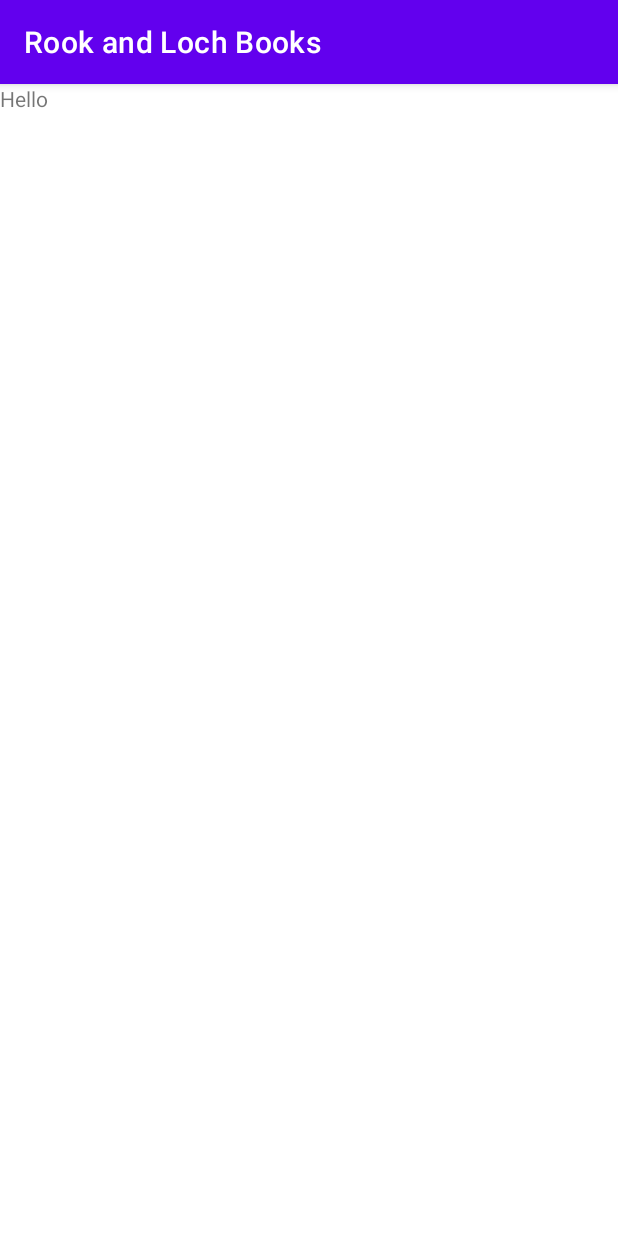
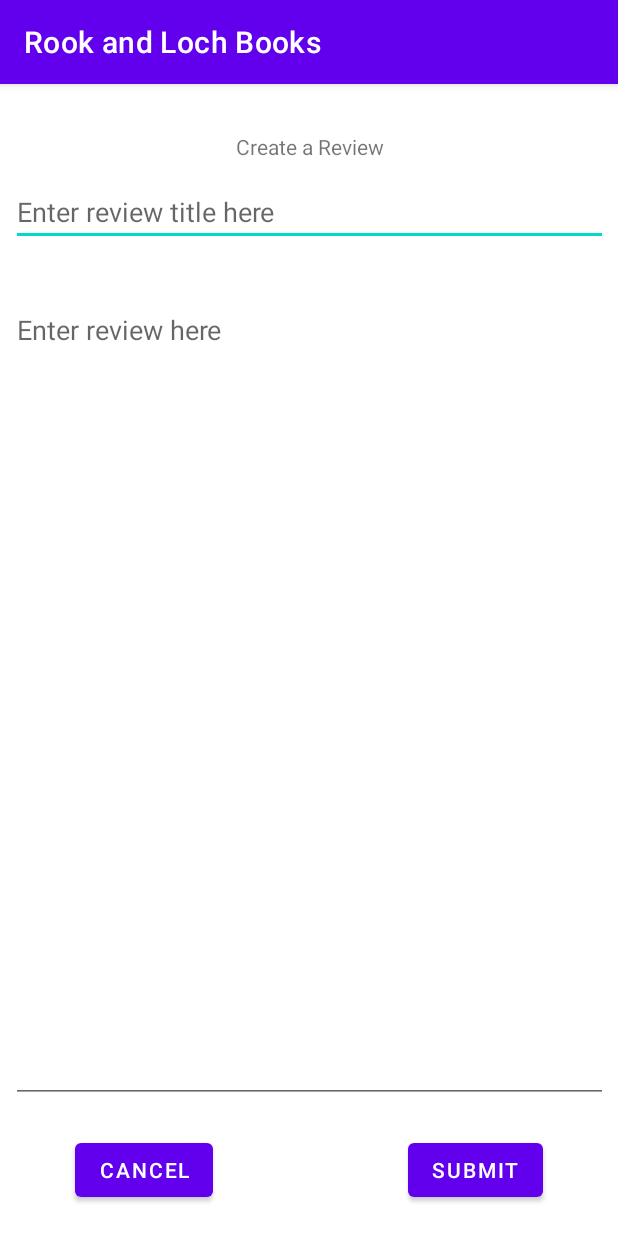
Before and after one commit to BCDross/ISIT322-GroupProject, an Android app: the fragment CreateReviewFragment shown on its own in the app's theme, on a phone screen of 412 x 824 dp. Run offline under Robolectric (Android 15) with nearby library versions, the phone set to English and light mode, and no system bars.

Commit message:
Added UI elements for Review page.

```diff
--- a/RookandLochBooks/app/src/main/res/layout/fragment_create_review.xml
+++ b/RookandLochBooks/app/src/main/res/layout/fragment_create_review.xml
@@ -1,13 +1,80 @@
 <?xml version="1.0" encoding="utf-8"?>
 <FrameLayout xmlns:android="http://schemas.android.com/apk/res/android"
+    xmlns:app="http://schemas.android.com/apk/res-auto"
     xmlns:tools="http://schemas.android.com/tools"
     android:layout_width="match_parent"
     android:layout_height="match_parent"
     tools:context=".ui.review.CreateReviewFragment">
 
-    <TextView
+    <androidx.constraintlayout.widget.ConstraintLayout
         android:layout_width="match_parent"
-        android:layout_height="match_parent"
-        android:text="Hello" />
+        android:layout_height="match_parent">
 
+        <TextView
+            android:id="@+id/textViewHeading"
+            android:layout_width="398dp"
+            android:layout_height="19dp"
+            android:layout_marginStart="8dp"
+            android:layout_marginTop="32dp"
+            android:layout_marginEnd="8dp"
+            android:text="Create a Review"
+            android:textAlignment="center"
+            app:layout_constraintEnd_toEndOf="parent"
+            app:layout_constraintHorizontal_bias="0.5"
+            app:layout_constraintStart_toStartOf="parent"
+            app:layout_constraintTop_toTopOf="parent" />
+
+        <EditText
+            android:id="@+id/editTextTextReviewTitle"
+            android:layout_width="398dp"
+            android:layout_height="44dp"
+            android:layout_marginStart="8dp"
+            android:layout_marginTop="64dp"
+            android:layout_marginEnd="8dp"
+            android:ems="10"
+            android:hint="Enter review title here"
+            android:inputType="textPersonName"
+            app:layout_constraintEnd_toEndOf="parent"
+            app:layout_constraintStart_toStartOf="parent"
+            app:layout_constraintTop_toTopOf="parent" />
+
+        <EditText
+            android:id="@+id/editTextTextReviewDescription"
+            android:layout_width="398dp"
+            android:layout_height="538dp"
+            android:layout_marginStart="8dp"
+            android:layout_marginTop="8dp"
+            android:layout_marginEnd="8dp"
+            android:layout_marginBottom="64dp"
+            android:ems="10"
+            android:gravity="start|top"
+            android:hint="Enter review here"
+            android:inputType="textMultiLine"
+            app:layout_constraintBottom_toBottomOf="parent"
+            app:layout_constraintEnd_toEndOf="parent"
+            app:layout_constraintStart_toStartOf="parent"
+            app:layout_constraintTop_toBottomOf="@+id/editTextTextReviewTitle" />
+
+        <Button
+            android:id="@+id/buttonSubmit"
+            android:layout_width="wrap_content"
+            android:layout_height="wrap_content"
+            android:layout_marginEnd="50dp"
+            android:text="Submit"
+            app:layout_constraintBottom_toBottomOf="parent"
+            app:layout_constraintEnd_toEndOf="parent"
+            app:layout_constraintTop_toBottomOf="@+id/editTextTextReviewDescription" />
+
+        <Button
+            android:id="@+id/buttonCancel"
+            android:layout_width="wrap_content"
+            android:layout_height="wrap_content"
+            android:layout_marginStart="50dp"
+            android:text="Cancel"
+            app:layout_constraintBottom_toBottomOf="parent"
+            app:layout_constraintStart_toStartOf="parent"
+            app:layout_constraintTop_toBottomOf="@+id/editTextTextReviewDescription" />
+
+
+    </androidx.constraintlayout.widget.ConstraintLayout>
 </FrameLayout>
```
